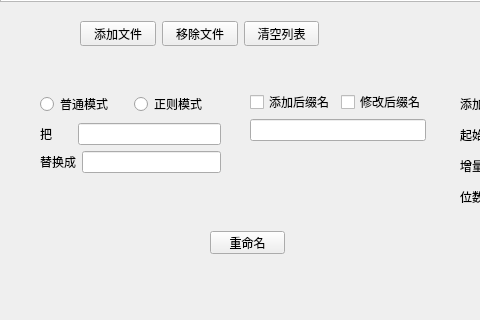
pkhubpp8/renameTool, file widget.ui: the form before one commit; both pictures show x 0 to 480 and y 259 to 579 of the 749 by 579 pixel window.
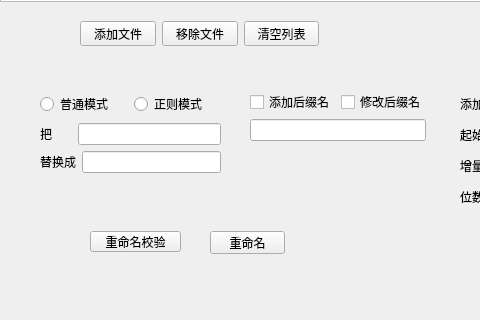
The form after the commit.

Commit message:
界面： 修改文件列表的默认列宽 增加一个待实现按钮 修改文件列表的第一列列名 修改文件列表不可手动修改 增加添加编号部分的输入校验和非法字符提示气泡
功能：
添加、修改后缀时，后缀为空的文件的处理
添加编号的数字位数补齐
目标文件名改为仅文件名，因为原始路径已经包含在原始文件名中
增加一些槽函数，使目标文件名能够实时反应各按钮、输入框的内容

Diff of the .ui file:
```diff
--- a/widget.ui
+++ b/widget.ui
@@ -301,6 +301,19 @@
     </item>
    </layout>
   </widget>
+  <widget class="QPushButton" name="pushButton">
+   <property name="geometry">
+    <rect>
+     <x>90</x>
+     <y>490</y>
+     <width>91</width>
+     <height>21</height>
+    </rect>
+   </property>
+   <property name="text">
+    <string>重命名校验</string>
+   </property>
+  </widget>
  </widget>
  <resources/>
  <connections/>
```
Left out of the diff: 2 changed lines with no effect on the pictures. The commit also changes 2 other files.
